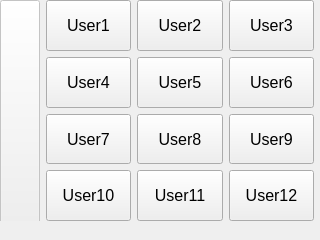
Old version of the form mainwindow.ui in the repository clau30/rpi-control-gui.
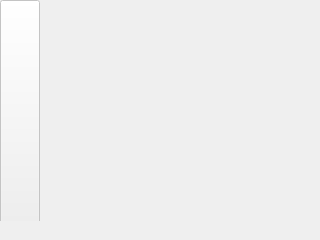
New version of the form. Icons and pictures are not drawn.

Commit message: add elements to UI dinamically

The edit to the form file:
```diff
--- a/mainwindow.ui
+++ b/mainwindow.ui
@@ -221,222 +221,6 @@
           <property name="rightMargin">
            <number>3</number>
           </property>
-          <item row="1" column="2">
-           <widget class="QPushButton" name="buttonUser6">
-            <property name="sizePolicy">
-             <sizepolicy hsizetype="Expanding" vsizetype="Expanding">
-              <horstretch>0</horstretch>
-              <verstretch>0</verstretch>
-             </sizepolicy>
-            </property>
-            <property name="font">
-             <font>
-              <pointsize>12</pointsize>
-             </font>
-            </property>
-            <property name="text">
-             <string>User6</string>
-            </property>
-           </widget>
-          </item>
-          <item row="0" column="0">
-           <widget class="QPushButton" name="buttonUser1">
-            <property name="sizePolicy">
-             <sizepolicy hsizetype="Expanding" vsizetype="Expanding">
-              <horstretch>0</horstretch>
-              <verstretch>0</verstretch>
-             </sizepolicy>
-            </property>
-            <property name="font">
-             <font>
-              <pointsize>12</pointsize>
-             </font>
-            </property>
-            <property name="text">
-             <string>User1</string>
-            </property>
-           </widget>
-          </item>
-          <item row="2" column="0">
-           <widget class="QPushButton" name="buttonUser7">
-            <property name="sizePolicy">
-             <sizepolicy hsizetype="Expanding" vsizetype="Expanding">
-              <horstretch>0</horstretch>
-              <verstretch>0</verstretch>
-             </sizepolicy>
-            </property>
-            <property name="font">
-             <font>
-              <pointsize>12</pointsize>
-             </font>
-            </property>
-            <property name="text">
-             <string>User7</string>
-            </property>
-           </widget>
-          </item>
-          <item row="0" column="1">
-           <widget class="QPushButton" name="buttonUser2">
-            <property name="sizePolicy">
-             <sizepolicy hsizetype="Expanding" vsizetype="Expanding">
-              <horstretch>0</horstretch>
-              <verstretch>0</verstretch>
-             </sizepolicy>
-            </property>
-            <property name="font">
-             <font>
-              <pointsize>12</pointsize>
-             </font>
-            </property>
-            <property name="text">
-             <string>User2</string>
-            </property>
-           </widget>
-          </item>
-          <item row="1" column="0">
-           <widget class="QPushButton" name="buttonUser4">
-            <property name="sizePolicy">
-             <sizepolicy hsizetype="Expanding" vsizetype="Expanding">
-              <horstretch>0</horstretch>
-              <verstretch>0</verstretch>
-             </sizepolicy>
-            </property>
-            <property name="font">
-             <font>
-              <pointsize>12</pointsize>
-             </font>
-            </property>
-            <property name="text">
-             <string>User4</string>
-            </property>
-           </widget>
-          </item>
-          <item row="2" column="1">
-           <widget class="QPushButton" name="buttonUser8">
-            <property name="sizePolicy">
-             <sizepolicy hsizetype="Expanding" vsizetype="Expanding">
-              <horstretch>0</horstretch>
-              <verstretch>0</verstretch>
-             </sizepolicy>
-            </property>
-            <property name="font">
-             <font>
-              <pointsize>12</pointsize>
-             </font>
-            </property>
-            <property name="text">
-             <string>User8</string>
-            </property>
-           </widget>
-          </item>
-          <item row="2" column="2">
-           <widget class="QPushButton" name="buttonUser9">
-            <property name="sizePolicy">
-             <sizepolicy hsizetype="Expanding" vsizetype="Expanding">
-              <horstretch>0</horstretch>
-              <verstretch>0</verstretch>
-             </sizepolicy>
-            </property>
-            <property name="font">
-             <font>
-              <pointsize>12</pointsize>
-             </font>
-            </property>
-            <property name="text">
-             <string>User9</string>
-            </property>
-           </widget>
-          </item>
-          <item row="1" column="1">
-           <widget class="QPushButton" name="buttonUser5">
-            <property name="sizePolicy">
-             <sizepolicy hsizetype="Expanding" vsizetype="Expanding">
-              <horstretch>0</horstretch>
-              <verstretch>0</verstretch>
-             </sizepolicy>
-            </property>
-            <property name="font">
-             <font>
-              <pointsize>12</pointsize>
-             </font>
-            </property>
-            <property name="text">
-             <string>User5</string>
-            </property>
-           </widget>
-          </item>
-          <item row="0" column="2">
-           <widget class="QPushButton" name="buttonUser3">
-            <property name="sizePolicy">
-             <sizepolicy hsizetype="Expanding" vsizetype="Expanding">
-              <horstretch>0</horstretch>
-              <verstretch>0</verstretch>
-             </sizepolicy>
-            </property>
-            <property name="font">
-             <font>
-              <pointsize>12</pointsize>
-             </font>
-            </property>
-            <property name="text">
-             <string>User3</string>
-            </property>
-           </widget>
-          </item>
-          <item row="3" column="0">
-           <widget class="QPushButton" name="buttonUser10">
-            <property name="sizePolicy">
-             <sizepolicy hsizetype="Expanding" vsizetype="Expanding">
-              <horstretch>0</horstretch>
-              <verstretch>0</verstretch>
-             </sizepolicy>
-            </property>
-            <property name="font">
-             <font>
-              <pointsize>12</pointsize>
-             </font>
-            </property>
-            <property name="text">
-             <string>User10</string>
-            </property>
-           </widget>
-          </item>
-          <item row="3" column="1">
-           <widget class="QPushButton" name="buttonUser11">
-            <property name="sizePolicy">
-             <sizepolicy hsizetype="Expanding" vsizetype="Expanding">
-              <horstretch>0</horstretch>
-              <verstretch>0</verstretch>
-             </sizepolicy>
-            </property>
-            <property name="font">
-             <font>
-              <pointsize>12</pointsize>
-             </font>
-            </property>
-            <property name="text">
-             <string>User11</string>
-            </property>
-           </widget>
-          </item>
-          <item row="3" column="2">
-           <widget class="QPushButton" name="buttonUser12">
-            <property name="sizePolicy">
-             <sizepolicy hsizetype="Expanding" vsizetype="Expanding">
-              <horstretch>0</horstretch>
-              <verstretch>0</verstretch>
-             </sizepolicy>
-            </property>
-            <property name="font">
-             <font>
-              <pointsize>12</pointsize>
-             </font>
-            </property>
-            <property name="text">
-             <string>User12</string>
-            </property>
-           </widget>
-          </item>
          </layout>
         </widget>
        </widget>
```
Left out of the diff: 131 changed lines with no effect on the pictures. The commit also changes 3 other files.
